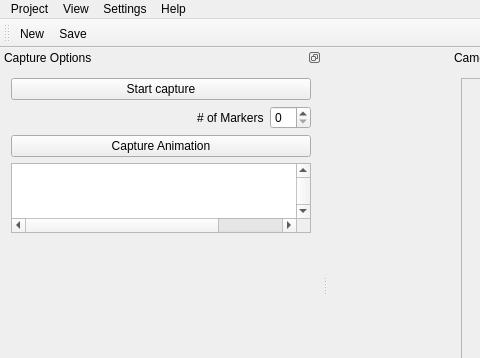
First picture: the form in WebCamCap2/gui/wccmainwindow.ui, repository kaajo/WebCamCap, before the edit; both pictures show x 0 to 480 and y 0 to 358 of the 800 by 543 pixel window.
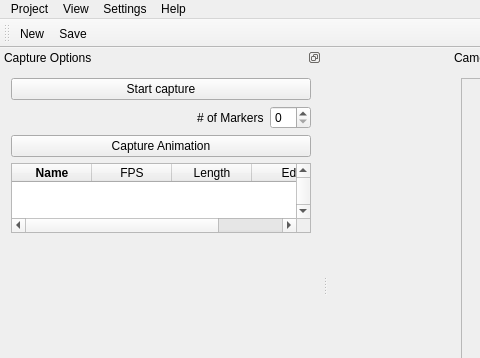
Second picture: the form after the edit. Icons and pictures are not drawn.

```diff
--- a/WebCamCap2/gui/wccmainwindow.ui
+++ b/WebCamCap2/gui/wccmainwindow.ui
@@ -429,7 +429,7 @@
         <number>4</number>
        </property>
        <attribute name="horizontalHeaderVisible">
-        <bool>false</bool>
+        <bool>true</bool>
        </attribute>
        <attribute name="horizontalHeaderCascadingSectionResizes">
         <bool>true</bool>
@@ -478,7 +478,7 @@
        </column>
        <column>
         <property name="text">
-         <string>Save</string>
+         <string notr="true">Edit</string>
         </property>
        </column>
       </widget>
```
Left out of the diff: 2 changed lines with no effect on the pictures.
